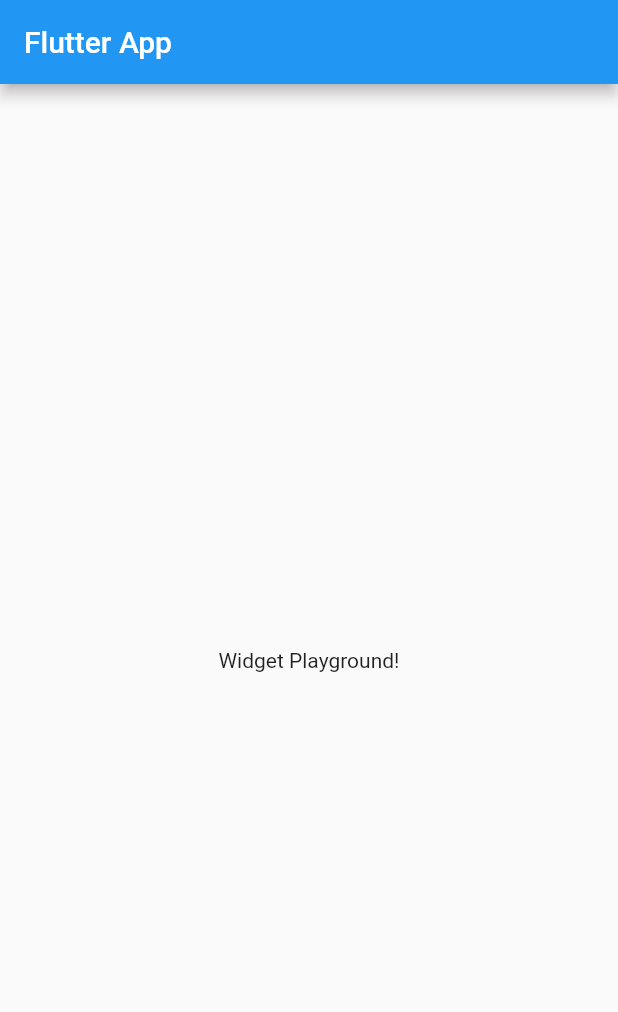
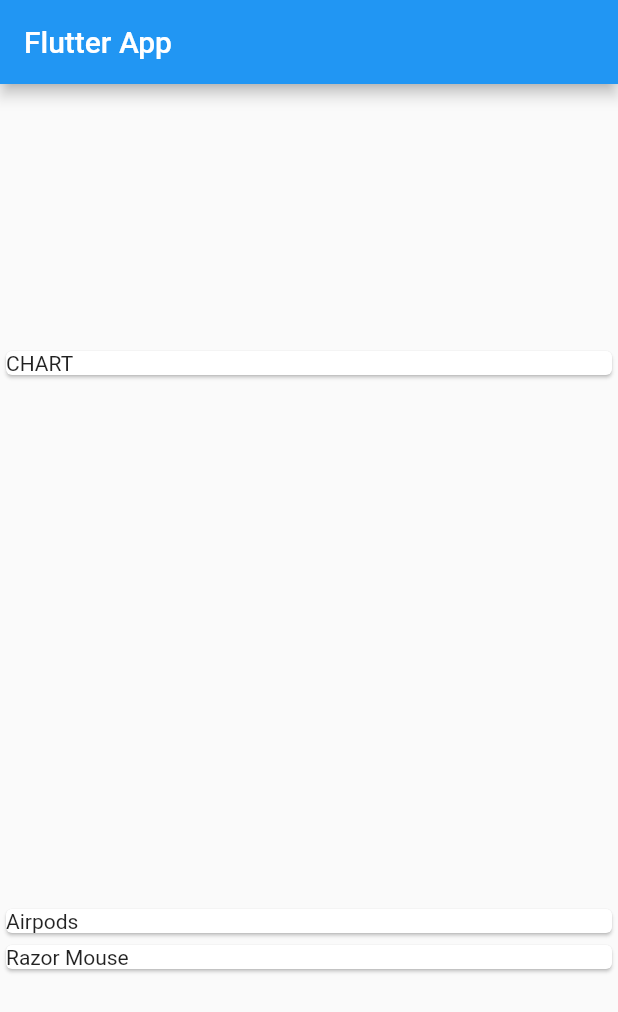
Before and after one commit to sidthree6/Expense-Planner-iOS-Android-App-, a Flutter app: the screen it shows after launch, on a phone screen of 412 x 824 dp. Shown: the top 1012 px of the screen. Run offline on Flutter 3.47's test engine with Material 2 defaults, Android fonts, the phone set to English and light mode, and no system bars.

Commit message:
Transaction class made, simple list added with transactions and adding it to widget.

```diff
--- a/lib/main.dart
+++ b/lib/main.dart
@@ -1,13 +1,14 @@
+import 'package:expense_planner/transaction/transaction.dart';
 import 'package:flutter/material.dart';
 
-void main() => runApp(MyApp());
+void main() => runApp(const MyApp());
 
 class MyApp extends StatelessWidget {
   const MyApp({super.key});
 
   @override
   Widget build(BuildContext context) {
-    return const MaterialApp(
+    return MaterialApp(
       title: 'Flutter App',
       home: MyHomePage(),
     );
@@ -15,7 +16,22 @@ class MyApp extends StatelessWidget {
 }
 
 class MyHomePage extends StatelessWidget {
-  const MyHomePage({super.key});
+  final List<Transaction> transactions = [
+    Transaction(
+      id: '1',
+      title: 'Airpods',
+      amount: 259.99,
+      date: DateTime.now(),
+    ),
+    Transaction(
+      id: '2',
+      title: 'Razor Mouse',
+      amount: 49.99,
+      date: DateTime.now(),
+    ),
+  ];
+
+  MyHomePage({super.key});
 
   @override
   Widget build(BuildContext context) {
@@ -23,8 +39,25 @@ class MyHomePage extends StatelessWidget {
       appBar: AppBar(
         title: const Text('Flutter App'),
       ),
-      body: const Center(
-        child: Text('Widget Playground!'),
+      body: Column(
+        crossAxisAlignment: CrossAxisAlignment.stretch,
+        mainAxisAlignment: MainAxisAlignment.spaceAround,
+        children: <Widget>[
+          Container(
+            width: double.infinity,
+            child: const Card(
+              child: Text('CHART'),
+            ),
+          ),
+          Column(
+            crossAxisAlignment: CrossAxisAlignment.stretch,
+            children: transactions.map((tx) {
+              return Card(
+                child: Text(tx.title),
+              );
+            }).toList(),
+          ),
+        ],
       ),
     );
   }
--- /dev/null
+++ b/lib/transaction/transaction.dart
@@ -0,0 +1,12 @@
+class Transaction {
+  final String id;
+  final String title;
+  final double amount;
+  final DateTime date;
+
+  Transaction(
+      {required this.id,
+      required this.title,
+      required this.amount,
+      required this.date});
+}
```
